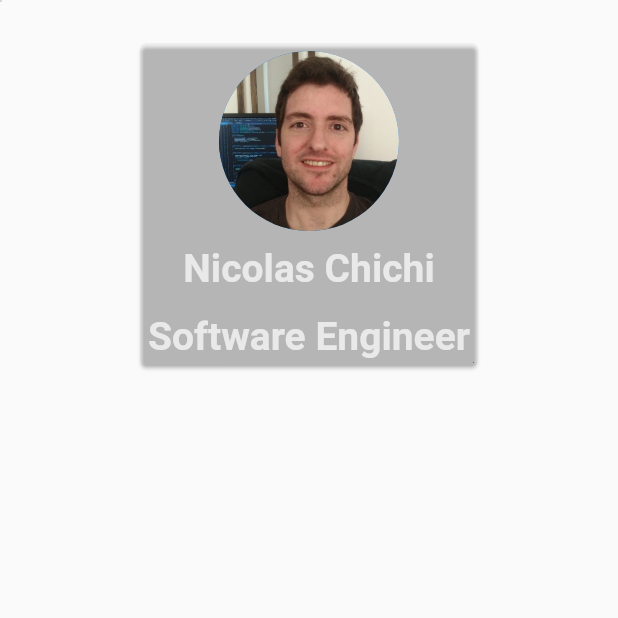
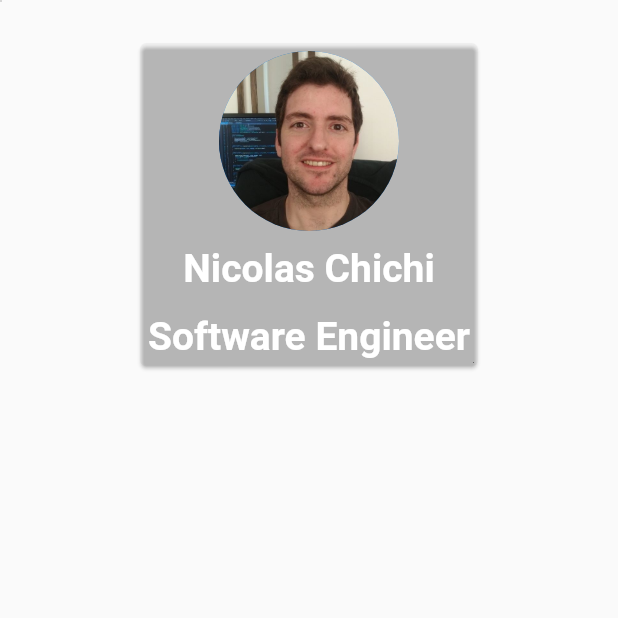
Before and after one commit to nicolake/personal-website, a Flutter app: the screen it shows after launch, on a phone screen of 412 x 824 dp, the top half of it. Run offline on Flutter 3.47's test engine with Material 2 defaults, Android fonts, the light colour scheme and no system bars; our stand-ins replace firebase_core, google_fonts, simple_animations; accounts and stored records are empty; generated files the repository leaves out were written again; grey boxes are pictures that could not be loaded.

Commit message:
colors and icon updated

```diff
--- a/lib/main.dart
+++ b/lib/main.dart
@@ -1,5 +1,6 @@
 import 'package:flutter/material.dart';
 import 'package:firebase_core/firebase_core.dart';
+import 'package:flutter/services.dart';
 import 'package:flutter_gen/gen_l10n/app_localizations.dart';
 import 'package:google_fonts/google_fonts.dart';
 import 'package:personal_website/background/background.dart';
@@ -41,6 +42,10 @@ class _AppState extends State<App> {
 class MainApp extends StatelessWidget {
   @override
   Widget build(BuildContext context) {
+    SystemChrome.setSystemUIOverlayStyle(SystemUiOverlayStyle(
+      statusBarColor: Colors.blue[700],
+      systemNavigationBarColor: Colors.blue,
+    ));
     return MaterialApp(
       title: 'Nicolas Chichi',
       color: Colors.amberAccent,
@@ -73,7 +78,7 @@ class MainSection extends StatelessWidget {
                   smallSize,
                   AppLocalizations.of(context)!.name,
                   AppLocalizations.of(context)!.position,
-                )
+                ),
               ],
             ),
           )
@@ -92,7 +97,7 @@ Widget _titleText(String text, bool isSmallSize) {
         fontSize: isSmallSize ? 26 : 36,
         fontWeight: FontWeight.w600,
         fontStyle: FontStyle.normal,
-        color: Colors.white70,
+        color: Colors.white,
       ),
     ),
   );
```
Also changed, not shown: 2 other files.
